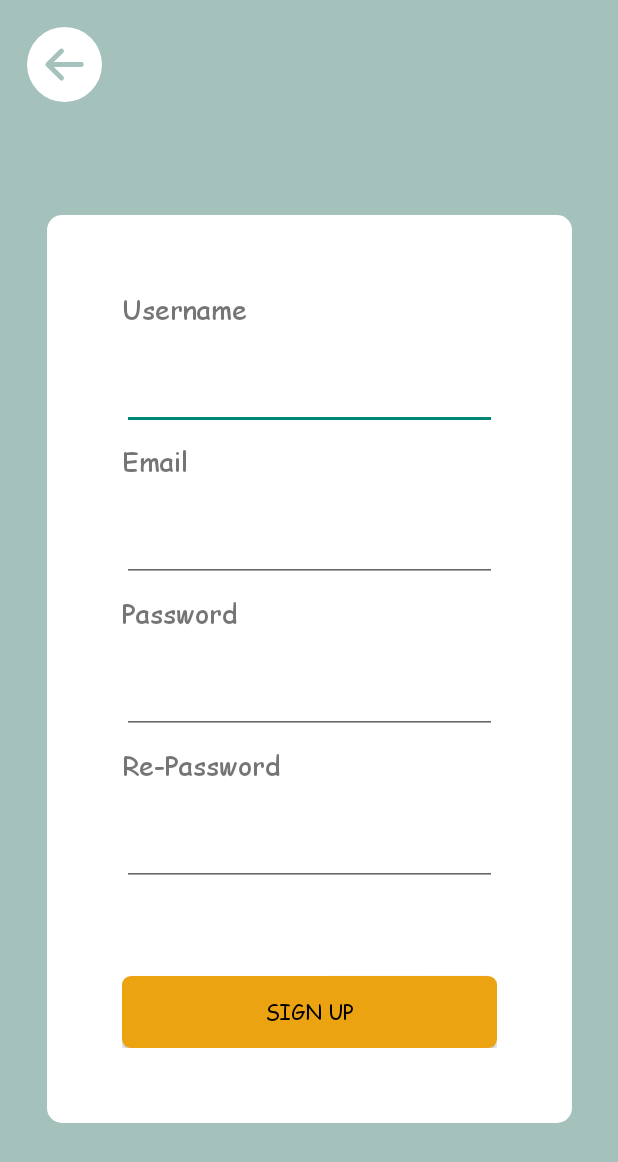
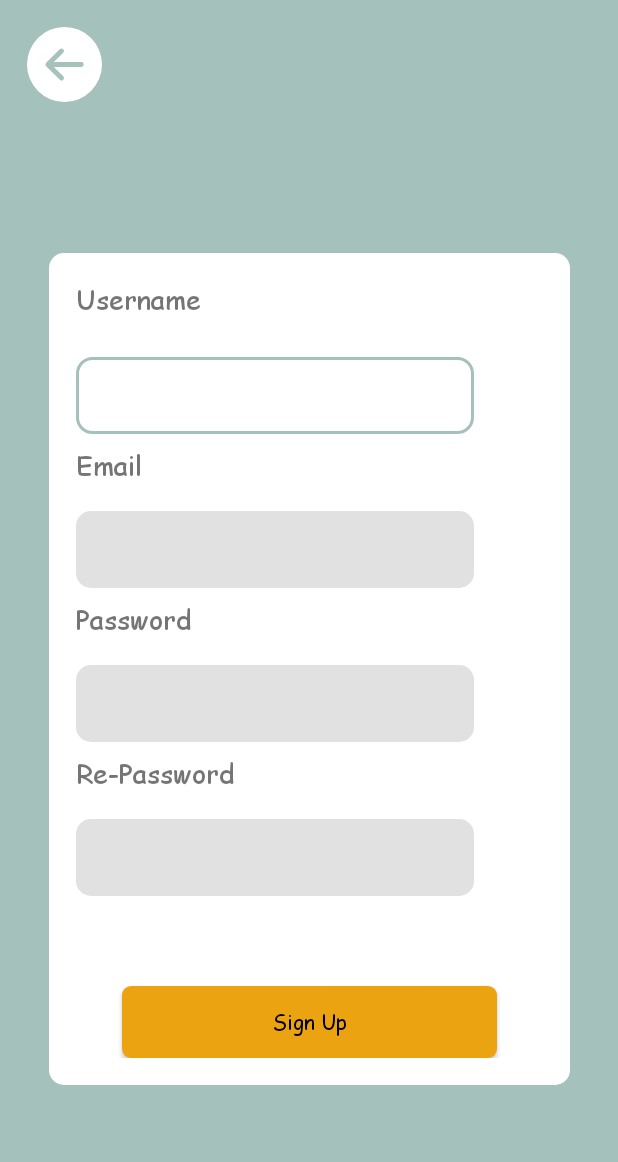
Before and after one commit to anekekarina99/TeamACodeChallenge7, an Android app: the SignUpActivity screen opened directly, with no data from a screen before it, on a phone screen of 412 x 824 dp. Shown: the top 1162 px of the screen. Run offline under Robolectric (Android 15) with nearby library versions, the phone set to English and light mode, and no system bars; our stand-ins replace RxJava, data binding.

Commit message:
[lukas] Menambahkan signup logic, memperbaiki logo splashscrenn, dan menyesuaikan desain landing page
Menambahkan signup logic, memperbaiki logo splashscrenn, dan menyesuaikan desain landing page

```diff
--- a/app/src/main/java/com/teamacodechallenge7/data/remote/ApiService.kt
+++ b/app/src/main/java/com/teamacodechallenge7/data/remote/ApiService.kt
@@ -21,7 +21,7 @@ interface ApiService {
 
 
     @POST("/api/v1/auth/register")
-    fun regis(@Body requestRegister: SignUpRequest): Single<SignUpMsg>
+    fun signUp(@Body requestRegister: SignUpRequest): Single<SignUpMsg>
 //
 //    @GET("/api/v1/auth/me")
 //    fun me(@Header("Authorization") authorization: String): Single<MeMsg>
--- /dev/null
+++ b/app/src/main/java/com/teamacodechallenge7/data/repository/SignUpFactory.kt
@@ -0,0 +1,13 @@
+package com.teamacodechallenge7.data.repository
+
+import androidx.lifecycle.ViewModel
+import androidx.lifecycle.ViewModelProvider
+import com.teamacodechallenge7.data.remote.ApiService
+import com.teamacodechallenge7.ui.signUp.SignUpViewModel
+
+@Suppress("UNCHECKED_CAST")
+class SignUpFactory(private val service: ApiService) : ViewModelProvider.Factory {
+    override fun <T : ViewModel?> create(modelClass: Class<T>): T {
+        return SignUpViewModel(service) as T
+    }
+}
--- a/app/src/main/java/com/teamacodechallenge7/ui/landingPage/LandingPageActivity.kt
+++ b/app/src/main/java/com/teamacodechallenge7/ui/landingPage/LandingPageActivity.kt
@@ -7,6 +7,7 @@ import android.widget.Button
 import androidx.viewpager2.widget.ViewPager2
 import com.tbuonomo.viewpagerdotsindicator.DotsIndicator
 import com.teamacodechallenge7.R
+import com.teamacodechallenge7.ui.loginPage.LoginAct
 
 class LandingPageActivity : AppCompatActivity() {
     private var name: String = ""
@@ -28,6 +29,7 @@ class LandingPageActivity : AppCompatActivity() {
                 viewpager2.currentItem = viewpager2.currentItem.plus(1)
             }
             else{
+                startActivity(Intent(this, LoginAct::class.java))
             }
         }
     }
--- a/app/src/main/java/com/teamacodechallenge7/ui/signUp/SignUpActivity.kt
+++ b/app/src/main/java/com/teamacodechallenge7/ui/signUp/SignUpActivity.kt
@@ -1,12 +1,54 @@
 package com.teamacodechallenge7.ui.signUp
 
+import android.content.Intent
 import androidx.appcompat.app.AppCompatActivity
 import android.os.Bundle
+import androidx.databinding.DataBindingUtil
+import androidx.lifecycle.ViewModelProvider
+import com.blank.ch6_retrofit.data.model.SignUpRequest
 import com.teamacodechallenge7.R
+import com.teamacodechallenge7.data.remote.ApiModule
+import com.teamacodechallenge7.data.repository.SignUpFactory
+import com.teamacodechallenge7.databinding.ActivitySignUpBinding
 
 class SignUpActivity : AppCompatActivity() {
+    private lateinit var viewModel: SignUpViewModel
     override fun onCreate(savedInstanceState: Bundle?) {
         super.onCreate(savedInstanceState)
-        setContentView(R.layout.activity_sign_up)
+        val factory = SignUpFactory(ApiModule.service)
+        viewModel = ViewModelProvider(this, factory)[SignUpViewModel::class.java]
+        val binding =
+            DataBindingUtil.setContentView<ActivitySignUpBinding>(this, R.layout.activity_sign_up)
+        binding.viewModel = viewModel
+        binding.btnSignUp.setOnClickListener {
+            binding.btnSignUp.text = ("Loading...")
+            binding.btnSignUp.isEnabled = false
+            viewModel.signUp()
+        }
+        viewModel.resultLogin().observe(this, { bool ->
+            if (!bool) {
+                startActivity(Intent(this, NotifSignUpActivity::class.java))
+                finish()
+                binding.btnSignUp.isEnabled = bool
+            } else {
+                binding.btnSignUp.isEnabled = bool
+                viewModel.buttonResult().observe(this, {but ->
+                    binding.btnSignUp.text = but
+                    viewModel.emailResult().observe(this, {emailErr ->
+                        binding.etEmail.error = emailErr
+                    })
+                    viewModel.usernameResult().observe(this, {usernameErr ->
+                        binding.etUsername.error = usernameErr
+                    })
+                    viewModel.passwordResult().observe(this, {passwordErr ->
+                        binding.etPassword.error = passwordErr
+                    })
+                    viewModel.rePasswordResult().observe(this, {rePasswordErr ->
+                        binding.etRePassword.error = rePasswordErr
+                    })
+                })
+            }
+        })
+
     }
 }
--- a/app/src/main/java/com/teamacodechallenge7/ui/splashScreen/SplashScreenActivity.kt
+++ b/app/src/main/java/com/teamacodechallenge7/ui/splashScreen/SplashScreenActivity.kt
@@ -19,9 +19,6 @@ class SplashScreenActivity : AppCompatActivity(), SplashScreenNavigator {
         val ivSplashScreen1 by lazy {this.findViewById<ImageView>(R.id.ivSplashScreen1)}
         splashScreenViewModel = ViewModelProvider(this, defaultViewModelProviderFactory)[SplashScreenViewModel::class.java]
         splashScreenViewModel.navigator = this
-        Glide.with(this)
-            .load("https://i.ibb.co/HC5ZPgD/splash-screen1.png")
-            .into(ivSplashScreen1)
         splashScreenViewModel.checkIsLogin()
     }
 
--- a/app/src/main/res/layout/activity_sign_up.xml
+++ b/app/src/main/res/layout/activity_sign_up.xml
@@ -1,10 +1,20 @@
 <?xml version="1.0" encoding="utf-8"?>
-<androidx.constraintlayout.widget.ConstraintLayout xmlns:android="http://schemas.android.com/apk/res/android"
+<layout xmlns:android="http://schemas.android.com/apk/res/android"
     xmlns:app="http://schemas.android.com/apk/res-auto"
-    xmlns:tools="http://schemas.android.com/tools"
+    xmlns:tools="http://schemas.android.com/tools">
+
+    <data>
+
+        <variable
+            name="viewModel"
+            type="com.teamacodechallenge7.ui.signUp.SignUpViewModel" />
+    </data>
+
+
+    <androidx.constraintlayout.widget.ConstraintLayout
         android:layout_width="match_parent"
         android:layout_height="match_parent"
-    android:background="#A4C1BB"
+        android:background="@drawable/bg_green"
         tools:context=".ui.signUp.SignUpActivity">
 
         <ImageView
@@ -22,7 +32,7 @@
             android:layout_height="wrap_content"
             android:background="@drawable/bg_box_white_round"
             android:orientation="vertical"
-        android:padding="50dp"
+            android:padding="18dp"
             app:layout_constraintBottom_toBottomOf="parent"
             app:layout_constraintEnd_toEndOf="parent"
             app:layout_constraintStart_toStartOf="parent"
@@ -36,11 +46,19 @@
                 android:text="Username"
                 android:textSize="18dp" />
 
-        <EditText
-            android:id="@+id/et_username"
-            android:layout_width="250dp"
-            android:layout_height="50dp"
-            android:importantForAutofill="no" />
+            <com.google.android.material.textfield.TextInputEditText
+                android:id="@+id/etUsername"
+                android:layout_width="265dp"
+                android:layout_height="51dp"
+                android:layout_marginTop="8dp"
+                android:layout_marginEnd="46dp"
+                android:layout_marginRight="46dp"
+                android:background="@drawable/bg_et_signinup"
+                android:padding="12dp"
+                android:text="@={viewModel.username}"
+                app:layout_constraintEnd_toEndOf="parent"
+                app:layout_constraintStart_toStartOf="@+id/tvEmail"
+                app:layout_constraintTop_toBottomOf="@+id/tvEmail" />
 
             <TextView
                 android:layout_width="wrap_content"
@@ -51,10 +69,13 @@
                 android:text="Email"
                 android:textSize="18dp" />
 
-        <EditText
-            android:id="@+id/et_email"
-            android:layout_width="250dp"
-            android:layout_height="50dp" />
+            <com.google.android.material.textfield.TextInputEditText
+                android:id="@+id/etEmail"
+                android:layout_width="265dp"
+                android:layout_height="51dp"
+                android:background="@drawable/bg_et_signinup"
+                android:padding="12dp"
+                android:text="@={viewModel.email}" />
 
             <TextView
                 android:layout_width="wrap_content"
@@ -65,10 +86,13 @@
                 android:text="Password"
                 android:textSize="18dp" />
 
-        <EditText
-            android:id="@+id/et_password"
-            android:layout_width="250dp"
-            android:layout_height="50dp" />
+            <com.google.android.material.textfield.TextInputEditText
+                android:id="@+id/etPassword"
+                android:layout_width="265dp"
+                android:layout_height="51dp"
+                android:background="@drawable/bg_et_signinup"
+                android:padding="12dp"
+                android:text="@={viewModel.password}" />
 
             <TextView
                 android:layout_width="wrap_content"
@@ -79,10 +103,13 @@
                 android:text="Re-Password"
                 android:textSize="18dp" />
 
-        <EditText
-            android:id="@+id/et_rePassword"
-            android:layout_width="250dp"
-            android:layout_height="50dp" />
+            <com.google.android.material.textfield.TextInputEditText
+                android:id="@+id/etRePassword"
+                android:layout_width="265dp"
+                android:layout_height="51dp"
+                android:background="@drawable/bg_et_signinup"
+                android:padding="12dp"
+                android:text="@={viewModel.rePassword}" />
 
             <Button
                 android:id="@+id/btn_sign_up"
@@ -93,8 +120,10 @@
                 android:background="@drawable/butt_orange"
                 android:fontFamily="@font/comic_san"
                 android:text="Sign Up"
+                android:textAllCaps="false"
                 android:textColor="@color/black" />
 
         </LinearLayout>
 
     </androidx.constraintlayout.widget.ConstraintLayout>
+</layout>
--- a/app/src/main/res/layout/activity_splash_screen.xml
+++ b/app/src/main/res/layout/activity_splash_screen.xml
@@ -11,6 +11,7 @@
         android:layout_height="300dp"
         android:contentDescription="@string/logo_font"
         app:layout_constraintBottom_toTopOf="@id/pb1"
+        android:src="@drawable/ic_logo_dark"
         app:layout_constraintEnd_toEndOf="parent"
         app:layout_constraintStart_toStartOf="parent"
         app:layout_constraintTop_toTopOf="parent" />
--- a/app/src/main/res/values/colors.xml
+++ b/app/src/main/res/values/colors.xml
@@ -18,4 +18,5 @@
     <color name="ColorBgButOrange">#EDC575</color>
     <color name="ColorBgBlue">#495A6A</color>
     <color name="transparent">#00000000</color>
+    <color name="colorBgOrange">#EBA776</color>
 </resources>
```
Also changed, not shown: app/src/main/AndroidManifest.xml (+10 -4 lines), app/src/main/java/com/teamacodechallenge7/ui/signUp/SignUpViewModel.kt (+90 -1 lines), app/src/main/res/drawable/bg_orange.xml (added, +10 -0 lines), app/src/main/res/layout/activity_landing_page.xml (+20 -8 lines). Lines whose indentation alone changed are shown as unchanged.
